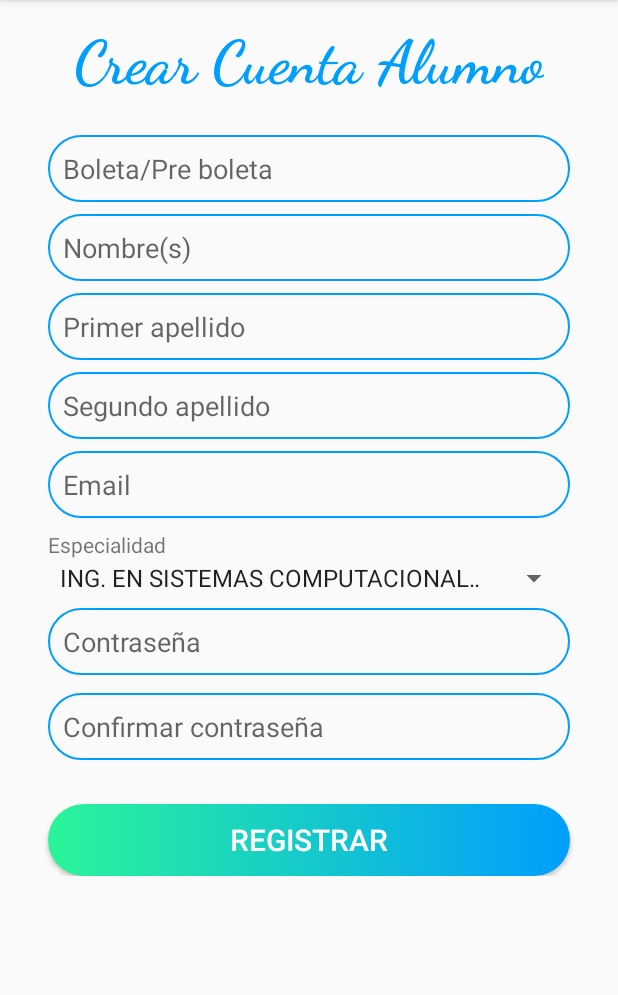
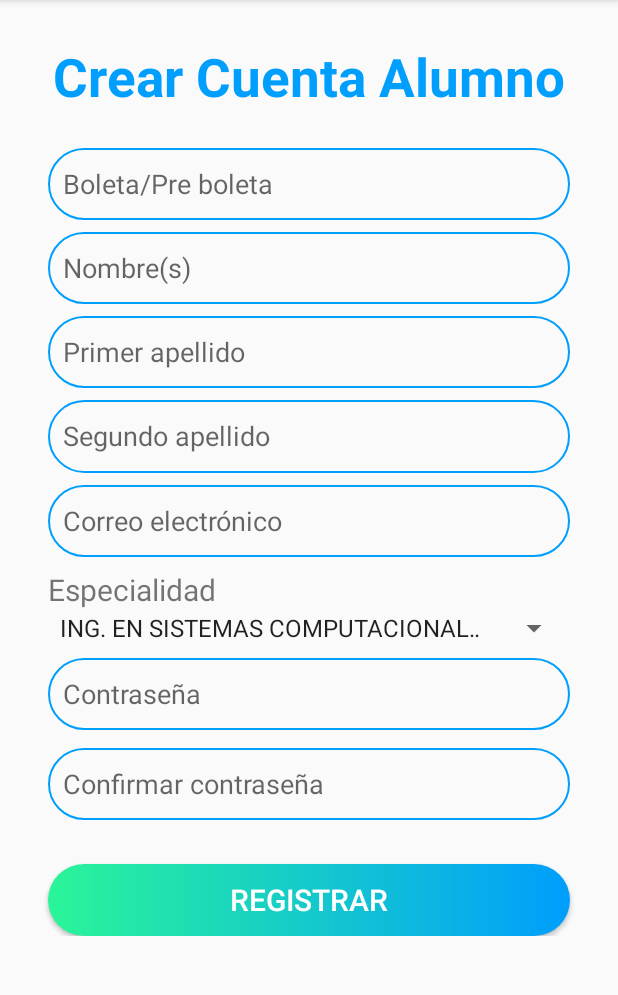
Before and after one commit to Jesus-Balderas/repo-trabajo-terminal, an Android app: the registrar_alumno screen opened directly, with no data from a screen before it, on a phone screen of 412 x 824 dp, the part 84-1079 px from its top. Run offline under Robolectric (Android 15) with nearby library versions, the phone set to English and light mode, and no system bars; Roboto replaces fonts that are not available here.

Commit message:
crear cuenta alumno pulida

```diff
--- a/app/src/main/res/layout/registrar_alumno.xml
+++ b/app/src/main/res/layout/registrar_alumno.xml
@@ -41,10 +41,9 @@
                     android:layout_width="wrap_content"
                     android:layout_height="wrap_content"
                     android:layout_marginBottom="24dp"
-                    android:fontFamily="cursive"
                     android:text="Crear Cuenta Alumno"
                     android:textColor="@color/colorPrimary"
-                    android:textSize="40dp"
+                    android:textSize="35dp"
                     android:textStyle="bold"
                     app:layout_constraintBottom_toTopOf="@+id/editTextNumBoleta"
                     app:layout_constraintEnd_toEndOf="parent"
@@ -60,10 +59,10 @@
                     android:layout_marginRight="32dp"
                     android:layout_marginBottom="8dp"
                     android:background="@drawable/forget"
-                    android:ems="10"
                     android:hint="Primer apellido"
                     android:inputType="textPersonName"
                     android:maxLength="45"
+                    android:minHeight="48dp"
                     android:textColor="@color/colorPrimaryDark"
                     app:layout_constraintBottom_toTopOf="@+id/editTextSecondName"
                     app:layout_constraintEnd_toEndOf="parent"
@@ -77,7 +76,6 @@
                     android:layout_marginTop="29dp"
                     android:layout_marginEnd="32dp"
                     android:background="@drawable/custom_button_login"
-
                     android:text="REGISTRAR"
                     android:textColor="#FFFFFF"
                     android:textSize="20sp"
@@ -96,10 +94,10 @@
                     android:layout_marginRight="32dp"
                     android:layout_marginBottom="8dp"
                     android:background="@drawable/forget"
-                    android:ems="10"
                     android:hint="Nombre(s)"
                     android:inputType="textPersonName"
                     android:maxLength="45"
+                    android:minHeight="48dp"
                     android:textColor="@color/colorPrimaryDark"
                     app:layout_constraintBottom_toTopOf="@+id/editTextFirstName"
                     app:layout_constraintEnd_toEndOf="parent"
@@ -113,10 +111,10 @@
                     android:layout_marginEnd="32dp"
                     android:layout_marginBottom="8dp"
                     android:background="@drawable/forget"
-                    android:ems="10"
                     android:hint="Segundo apellido"
                     android:inputType="textPersonName"
                     android:maxLength="45"
+                    android:minHeight="48dp"
                     android:textColor="@color/colorPrimaryDark"
                     app:layout_constraintBottom_toTopOf="@+id/editTextEmailAlumno"
                     app:layout_constraintEnd_toEndOf="parent"
@@ -130,10 +128,10 @@
                     android:layout_marginEnd="32dp"
                     android:layout_marginBottom="8dp"
                     android:background="@drawable/forget"
-                    android:ems="10"
                     android:hint="Boleta/Pre boleta"
                     android:inputType="text"
                     android:maxLength="11"
+                    android:minHeight="48dp"
                     android:textColor="@color/colorPrimaryDark"
                     app:layout_constraintBottom_toTopOf="@+id/editTextNombres"
                     app:layout_constraintEnd_toEndOf="parent"
@@ -148,13 +146,13 @@
                     android:layout_marginTop="8dp"
                     android:layout_marginEnd="32dp"
                     android:background="@drawable/forget"
-                    android:ems="10"
                     android:hint="Contraseña"
                     android:inputType="textPassword"
                     android:maxLength="20"
+                    android:minHeight="48dp"
                     android:textColor="@color/colorPrimaryDark"
+
                     app:layout_constraintEnd_toEndOf="parent"
-
                     app:layout_constraintHorizontal_bias="0.0"
                     app:layout_constraintStart_toStartOf="parent"
                     app:layout_constraintTop_toBottomOf="@+id/idspinner" />
@@ -167,10 +165,10 @@
                     android:layout_marginTop="12dp"
                     android:layout_marginEnd="32dp"
                     android:background="@drawable/forget"
-                    android:ems="10"
                     android:hint="Confirmar contraseña"
                     android:inputType="textPassword"
                     android:maxLength="20"
+                    android:minHeight="48dp"
                     android:textColor="@color/colorPrimaryDark"
                     app:layout_constraintEnd_toEndOf="parent"
                     app:layout_constraintHorizontal_bias="0.0"
@@ -184,10 +182,10 @@
                     android:layout_marginStart="32dp"
                     android:layout_marginEnd="32dp"
                     android:background="@drawable/forget"
-                    android:ems="10"
-                    android:hint="Email"
+                    android:hint="Correo electrónico"
                     android:inputType="textEmailAddress"
                     android:maxLength="60"
+                    android:minHeight="48dp"
                     android:textColor="@color/colorPrimaryDark"
                     app:layout_constraintBottom_toBottomOf="parent"
                     app:layout_constraintEnd_toEndOf="parent"
@@ -219,6 +217,7 @@
                     android:layout_marginLeft="32dp"
                     android:layout_marginTop="8dp"
                     android:text="Especialidad"
+                    android:textSize="20sp"
                     app:layout_constraintStart_toStartOf="parent"
                     app:layout_constraintTop_toBottomOf="@+id/editTextEmailAlumno" />
 
--- a/build.gradle
+++ b/build.gradle
@@ -5,7 +5,7 @@ buildscript {
         jcenter()
     }
     dependencies {
-        classpath 'com.android.tools.build:gradle:7.0.3'
+        classpath 'com.android.tools.build:gradle:7.0.4'
 
         // NOTE: Do not place your application dependencies here; they belong
         // in the individual module build.gradle files
```
